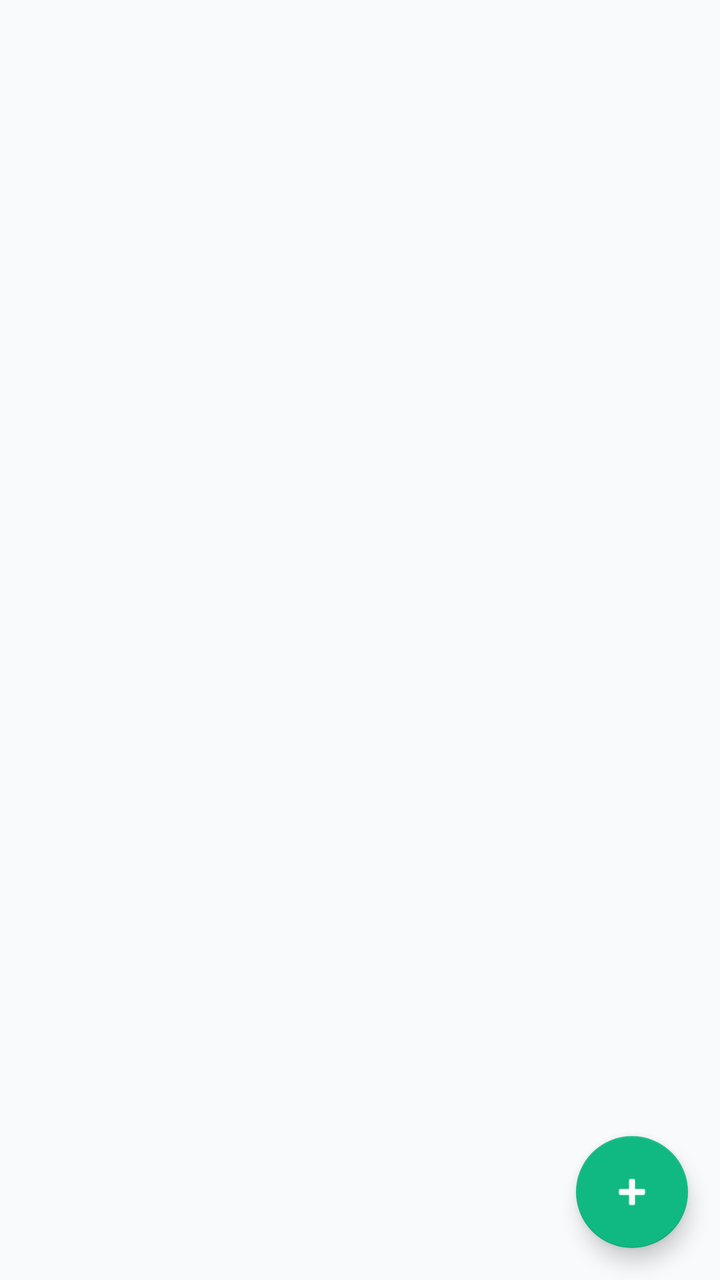
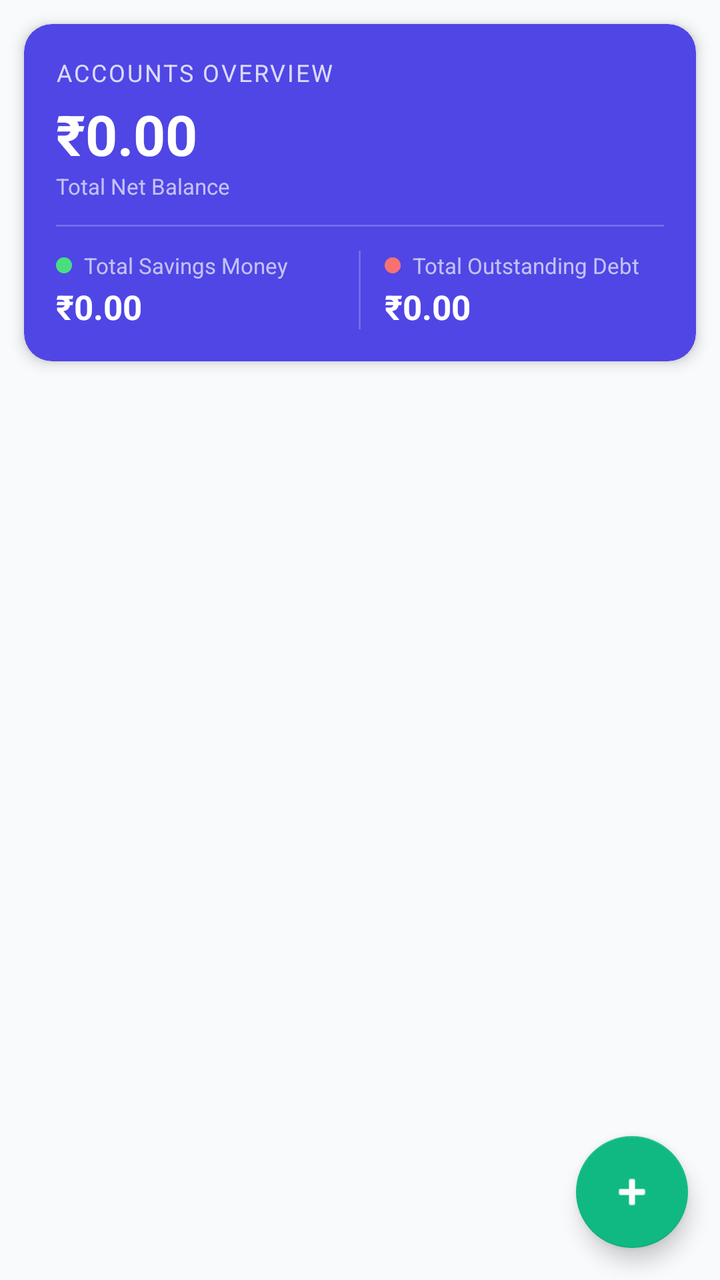

The first picture is an Android layout as it rendered before a commit; the second is the same layout after the commit. The layout source and the unified diff follow.
<!-- AndroidManifest.xml: application theme Theme.FinanceTracker -->
<!-- res/layout/fragment_accounts.xml -->
<?xml version="1.0" encoding="utf-8"?>
<androidx.coordinatorlayout.widget.CoordinatorLayout
    xmlns:android="http://schemas.android.com/apk/res/android"
    xmlns:app="http://schemas.android.com/apk/res-auto"
    android:layout_width="match_parent"
    android:layout_height="match_parent">

    <androidx.recyclerview.widget.RecyclerView
        android:id="@+id/rv_accounts"
        android:layout_width="match_parent"
        android:layout_height="match_parent"
        android:paddingVertical="8dp"
        android:clipToPadding="false"/>

    <com.google.android.material.floatingactionbutton.FloatingActionButton
        android:id="@+id/fab_add_account"
        android:layout_width="wrap_content"
        android:layout_height="wrap_content"
        android:layout_gravity="bottom|end"
        android:layout_margin="16dp"
        android:src="@android:drawable/ic_input_add"
        android:contentDescription="Add account"/>

</androidx.coordinatorlayout.widget.CoordinatorLayout>
<!-- resources referenced by this layout -->
<resources>
  <style name="Theme.FinanceTracker" parent="Theme.MaterialComponents.Light.NoActionBar">
          <item name="colorPrimary">@color/colorPrimary</item>
          <item name="colorPrimaryVariant">@color/colorPrimaryVariant</item>
          <item name="colorOnPrimary">@color/colorOnPrimary</item>
          <item name="colorSecondary">@color/colorSecondary</item>
          <item name="colorOnSecondary">@color/colorOnSecondary</item>
          <item name="colorSurface">@color/colorSurface</item>
          <item name="colorOnSurface">@color/colorOnSurface</item>
          <item name="android:statusBarColor">@color/colorPrimaryDark</item>
          <item name="android:windowBackground">@color/background</item>
          <item name="android:textColor">@color/text_primary</item>
          <item name="android:editTextColor">@color/text_primary</item>
          
          <item name="android:windowFullscreen">false</item>
          <item name="android:windowContentOverlay">@null</item>
          <item name="android:windowIsFloating">false</item>
      </style>
  <color name="colorPrimary">#4f46e5</color>
  <color name="colorPrimaryVariant">#6366f1</color>
  <color name="colorOnPrimary">#FFFFFF</color>
  <color name="colorSecondary">#10b981</color>
  <color name="colorOnSecondary">#FFFFFF</color>
  <color name="colorSurface">#FFFFFF</color>
  <color name="colorOnSurface">#1f2937</color>
  <color name="colorPrimaryDark">#3730a3</color>
  <color name="background">#f9fafb</color>
  <color name="text_primary">#111827</color>
</resources>

<!-- the commit's change to res/layout/fragment_accounts.xml (unified diff, before → after) -->
@@ -3,14 +3,168 @@
     xmlns:android="http://schemas.android.com/apk/res/android"
     xmlns:app="http://schemas.android.com/apk/res-auto"
     android:layout_width="match_parent"
-    android:layout_height="match_parent">
+    android:layout_height="match_parent"
+    android:background="@color/background">
 
-    <androidx.recyclerview.widget.RecyclerView
-        android:id="@+id/rv_accounts"
+    <LinearLayout
         android:layout_width="match_parent"
         android:layout_height="match_parent"
-        android:paddingVertical="8dp"
-        android:clipToPadding="false"/>
+        android:orientation="vertical">
+
+        
+        <com.google.android.material.card.MaterialCardView
+            android:layout_width="match_parent"
+            android:layout_height="wrap_content"
+            android:layout_marginHorizontal="12dp"
+            android:layout_marginTop="12dp"
+            android:layout_marginBottom="4dp"
+            app:cardCornerRadius="14dp"
+            app:cardElevation="4dp"
+            app:cardBackgroundColor="@color/colorPrimary">
+
+            <LinearLayout
+                android:layout_width="match_parent"
+                android:layout_height="wrap_content"
+                android:orientation="vertical"
+                android:padding="16dp">
+
+                <TextView
+                    android:layout_width="wrap_content"
+                    android:layout_height="wrap_content"
+                    android:text="Accounts Overview"
+                    android:textColor="#CCFFFFFF"
+                    android:textSize="12sp"
+                    android:letterSpacing="0.08"
+                    android:textAllCaps="true"/>
+
+                
+                <TextView
+                    android:id="@+id/tv_net_balance"
+                    android:layout_width="wrap_content"
+                    android:layout_height="wrap_content"
+                    android:layout_marginTop="4dp"
+                    android:text="₹0.00"
+                    android:textColor="@color/colorOnPrimary"
+                    android:textSize="28sp"
+                    android:textStyle="bold"/>
+
+                <TextView
+                    android:layout_width="wrap_content"
+                    android:layout_height="wrap_content"
+                    android:text="Total Net Balance"
+                    android:textColor="#AAFFFFFF"
+                    android:textSize="11sp"/>
+
+                
+                <View
+                    android:layout_width="match_parent"
+                    android:layout_height="1dp"
+                    android:layout_marginVertical="12dp"
+                    android:background="#33FFFFFF"/>
+
+                
+                <LinearLayout
+                    android:layout_width="match_parent"
+                    android:layout_height="wrap_content"
+                    android:orientation="horizontal">
+
+                    
+                    <LinearLayout
+                        android:layout_width="0dp"
+                        android:layout_height="wrap_content"
+                        android:layout_weight="1"
+                        android:orientation="vertical">
+
+                        <LinearLayout
+                            android:layout_width="wrap_content"
+                            android:layout_height="wrap_content"
+                            android:orientation="horizontal"
+                            android:gravity="center_vertical">
+
+                            <View
+                                android:layout_width="8dp"
+                                android:layout_height="8dp"
+                                android:background="@drawable/circle_green"
+                                android:layout_marginEnd="6dp"/>
+
+                            <TextView
+                                android:layout_width="wrap_content"
+                                android:layout_height="wrap_content"
+                                android:text="Total Savings Money"
+                                android:textColor="#AAFFFFFF"
+                                android:textSize="11sp"/>
+                        </LinearLayout>
+
+                        <TextView
+                            android:id="@+id/tv_total_savings"
+                            android:layout_width="wrap_content"
+                            android:layout_height="wrap_content"
+                            android:layout_marginTop="2dp"
+                            android:text="₹0.00"
+                            android:textColor="#FFFFFFFF"
+                            android:textSize="17sp"
+                            android:textStyle="bold"/>
+                    </LinearLayout>
+
+                    
+                    <View
+                        android:layout_width="1dp"
+                        android:layout_height="match_parent"
+                        android:background="#33FFFFFF"
+                        android:layout_marginHorizontal="12dp"/>
+
+                    
+                    <LinearLayout
+                        android:layout_width="0dp"
+                        android:layout_height="wrap_content"
+                        android:layout_weight="1"
+                        android:orientation="vertical">
+
+                        <LinearLayout
+                            android:layout_width="wrap_content"
+                            android:layout_height="wrap_content"
+                            android:orientation="horizontal"
+                            android:gravity="center_vertical">
+
+                            <View
+                                android:layout_width="8dp"
+                                android:layout_height="8dp"
+                                android:background="@drawable/circle_red"
+                                android:layout_marginEnd="6dp"/>
+
+                            <TextView
+                                android:layout_width="wrap_content"
+                                android:layout_height="wrap_content"
+                                android:text="Total Outstanding Debt"
+                                android:textColor="#AAFFFFFF"
+                                android:textSize="11sp"/>
+                        </LinearLayout>
+
+                        <TextView
+                            android:id="@+id/tv_total_debt"
+                            android:layout_width="wrap_content"
+                            android:layout_height="wrap_content"
+                            android:layout_marginTop="2dp"
+                            android:text="₹0.00"
+                            android:textColor="#FFFFFFFF"
+                            android:textSize="17sp"
+                            android:textStyle="bold"/>
+                    </LinearLayout>
+                </LinearLayout>
+            </LinearLayout>
+        </com.google.android.material.card.MaterialCardView>
+
+        
+        <androidx.recyclerview.widget.RecyclerView
+            android:id="@+id/rv_accounts"
+            android:layout_width="match_parent"
+            android:layout_height="0dp"
+            android:layout_weight="1"
+            android:paddingVertical="8dp"
+            android:paddingBottom="80dp"
+            android:clipToPadding="false"/>
+
+    </LinearLayout>
 
     <com.google.android.material.floatingactionbutton.FloatingActionButton
         android:id="@+id/fab_add_account"
<!-- resource entries referenced after the edit -->
@@ -1,5 +1,20 @@
 <!-- resources referenced by this layout -->
 <resources>
+  <color name="background">#f9fafb</color>
+  <color name="colorOnPrimary">#FFFFFF</color>
+  <color name="colorPrimary">#4f46e5</color>
+  <!-- drawable circle_green (drawable) -->
+  <?xml version="1.0" encoding="utf-8"?>
+  <shape xmlns:android="http://schemas.android.com/apk/res/android"
+      android:shape="oval">
+      <solid android:color="#4ade80"/>
+  </shape>
+  <!-- drawable circle_red (drawable) -->
+  <?xml version="1.0" encoding="utf-8"?>
+  <shape xmlns:android="http://schemas.android.com/apk/res/android"
+      android:shape="oval">
+      <solid android:color="#f87171"/>
+  </shape>
   <style name="Theme.FinanceTracker" parent="Theme.MaterialComponents.Light.NoActionBar">
           <item name="colorPrimary">@color/colorPrimary</item>
           <item name="colorPrimaryVariant">@color/colorPrimaryVariant</item>
@@ -17,15 +32,12 @@
           <item name="android:windowContentOverlay">@null</item>
           <item name="android:windowIsFloating">false</item>
       </style>
-  <color name="colorPrimary">#4f46e5</color>
   <color name="colorPrimaryVariant">#6366f1</color>
-  <color name="colorOnPrimary">#FFFFFF</color>
   <color name="colorSecondary">#10b981</color>
   <color name="colorOnSecondary">#FFFFFF</color>
   <color name="colorSurface">#FFFFFF</color>
   <color name="colorOnSurface">#1f2937</color>
   <color name="colorPrimaryDark">#3730a3</color>
-  <color name="background">#f9fafb</color>
   <color name="text_primary">#111827</color>
 </resources>
 
